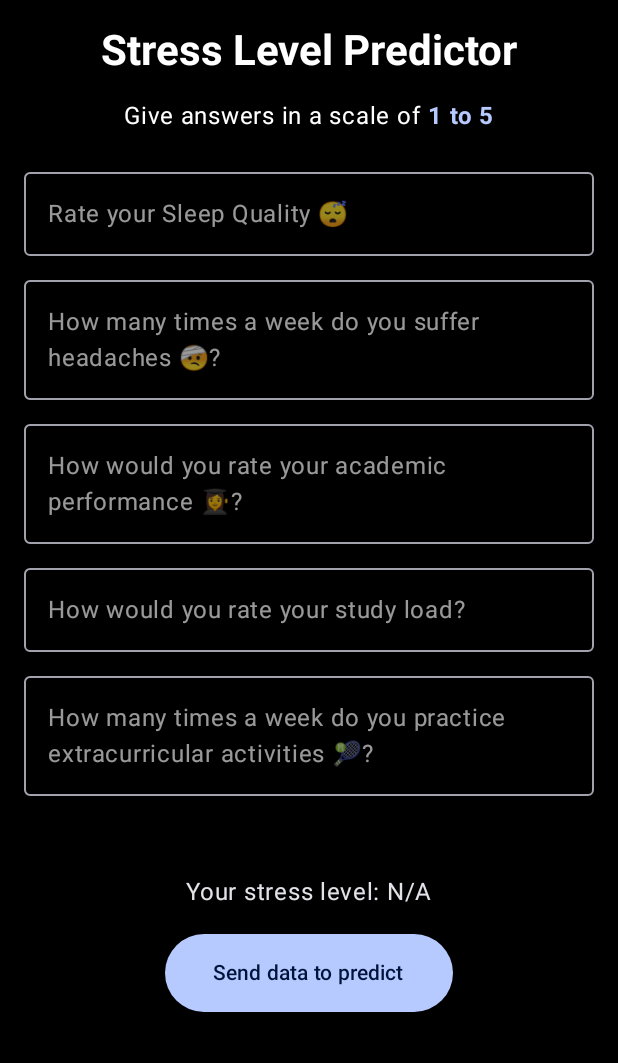
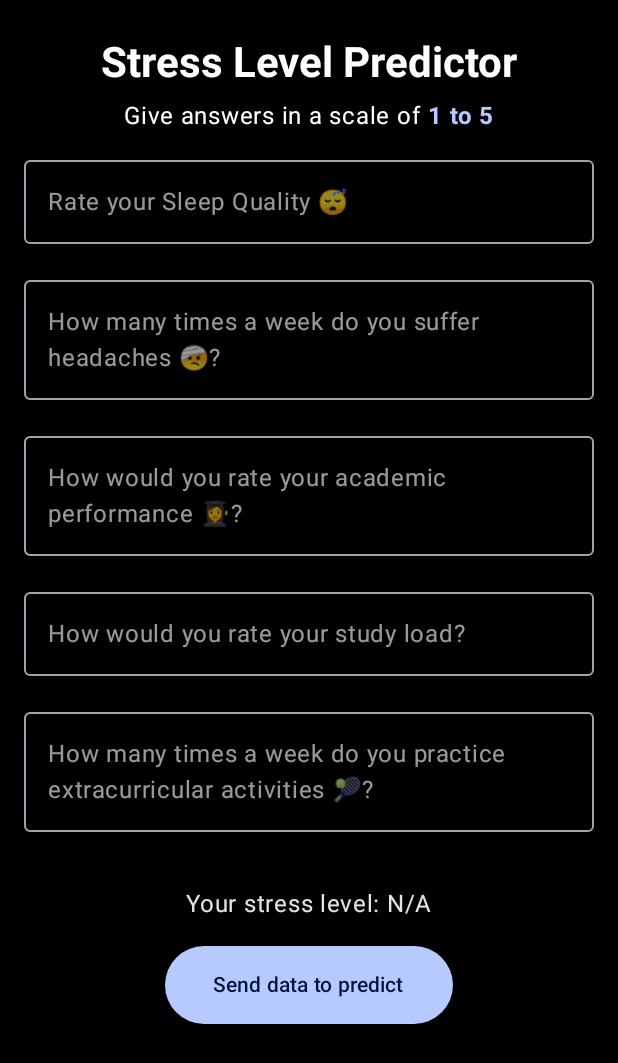
Before and after one commit to AdamDawi/Student-stress-level-predictor, an Android app built with Jetpack Compose: the screen it shows after launch (MainActivity), on a phone screen of 412 x 824 dp. Shown: the top 1063 px of the screen. Run offline under Robolectric (Android 15) with nearby library versions, the phone set to English and light mode, and no system bars; libraries missing offline, so code that uses them is left out: org.tensorflow.lite; 1 statement that could not run was skipped.

Commit message:
NEW: project structure

```diff
--- a/app/src/main/java/com/example/studentstresslevelpredictor/MainActivity.kt
+++ b/app/src/main/java/com/example/studentstresslevelpredictor/MainActivity.kt
@@ -7,8 +7,8 @@ import androidx.activity.enableEdgeToEdge
 import androidx.compose.foundation.layout.*
 import androidx.compose.material3.Scaffold
 import androidx.compose.ui.Modifier
-import com.example.studentstresslevelpredictor.student_form_screen.StudentFormScreen
-import com.example.studentstresslevelpredictor.ui.theme.StudentStressLevelPredictorTheme
+import com.example.studentstresslevelpredictor.presentation.student_form_screen.StudentFormScreen
+import com.example.studentstresslevelpredictor.presentation.theme.StudentStressLevelPredictorTheme
 
 class MainActivity : ComponentActivity() {
     override fun onCreate(savedInstanceState: Bundle?) {
--- a/app/src/main/java/com/example/studentstresslevelpredictor/PredictionModel.kt
+++ b/app/src/main/java/com/example/studentstresslevelpredictor/presentation/model/PredictionModel.kt
@@ -1,4 +1,4 @@
-package com.example.studentstresslevelpredictor
+package com.example.studentstresslevelpredictor.presentation.model
 
 import android.content.Context
 import org.tensorflow.lite.Interpreter
--- a/app/src/main/java/com/example/studentstresslevelpredictor/student_form_screen/StudentFormScreen.kt
+++ b/app/src/main/java/com/example/studentstresslevelpredictor/presentation/student_form_screen/StudentFormScreen.kt
@@ -1,4 +1,4 @@
-package com.example.studentstresslevelpredictor.student_form_screen
+package com.example.studentstresslevelpredictor.presentation.student_form_screen
 
 import android.util.Log
 import androidx.compose.foundation.background
@@ -37,8 +37,8 @@ import androidx.compose.ui.text.input.ImeAction
 import androidx.compose.ui.text.input.KeyboardType
 import androidx.compose.ui.tooling.preview.Preview
 import androidx.compose.ui.unit.dp
-import com.example.studentstresslevelpredictor.PredictionModel
-import com.example.studentstresslevelpredictor.ui.theme.StudentStressLevelPredictorTheme
+import com.example.studentstresslevelpredictor.presentation.model.PredictionModel
+import com.example.studentstresslevelpredictor.presentation.theme.StudentStressLevelPredictorTheme
 
 @Composable
 fun StudentFormScreen(
@@ -82,7 +82,7 @@ fun StudentDataForm(
         item {
             Column(
                 horizontalAlignment = Alignment.CenterHorizontally,
-                verticalArrangement = Arrangement.Center
+                verticalArrangement = Arrangement.spacedBy(8.dp)
             ) {
                 Spacer(modifier = Modifier.height(16.dp))
                 Text(
@@ -91,7 +91,6 @@ fun StudentDataForm(
                     color = Color.White,
                     fontWeight = FontWeight.Bold
                 )
-                Spacer(modifier = Modifier.height(16.dp))
                 Row {
                     Text(
                         text = "Give answers in a scale of ",
@@ -105,7 +104,6 @@ fun StudentDataForm(
                         fontWeight = FontWeight.Bold
                     )
                 }
-                Spacer(modifier = Modifier.height(16.dp))
                 InputTextField(
                     label = "Rate your Sleep Quality \uD83D\uDE34",
                     value = sleepQuality,
@@ -145,7 +143,7 @@ fun StudentDataForm(
                 horizontalAlignment = Alignment.CenterHorizontally,
                 verticalArrangement = Arrangement.Center
             ) {
-                Spacer(modifier = Modifier.height(48.dp))
+                Spacer(modifier = Modifier.height(32.dp))
                 Text(
                     text = "Your stress level: ${
                         (prediction.value?.indices?.maxByOrNull { prediction.value!![it] }
--- a/app/src/main/java/com/example/studentstresslevelpredictor/ui/theme/Color.kt
+++ b/app/src/main/java/com/example/studentstresslevelpredictor/presentation/theme/Color.kt
@@ -1,4 +1,4 @@
-package com.example.studentstresslevelpredictor.ui.theme
+package com.example.studentstresslevelpredictor.presentation.theme
 
 import androidx.compose.ui.graphics.Color
 
--- a/app/src/main/java/com/example/studentstresslevelpredictor/ui/theme/Theme.kt
+++ b/app/src/main/java/com/example/studentstresslevelpredictor/presentation/theme/Theme.kt
@@ -1,9 +1,8 @@
-package com.example.studentstresslevelpredictor.ui.theme
+package com.example.studentstresslevelpredictor.presentation.theme
 
-import android.R
+import android.R.color
 import android.app.Activity
 import android.os.Build
-import androidx.compose.foundation.isSystemInDarkTheme
 import androidx.compose.material3.MaterialTheme
 import androidx.compose.material3.darkColorScheme
 import androidx.compose.material3.dynamicDarkColorScheme
@@ -57,7 +56,7 @@ fun StudentStressLevelPredictorTheme(
     val view = LocalView.current
     val window = ((view.context) as Activity).window
     //status bar and navigation colors
-    window.decorView.setBackgroundResource(R.color.black)
+    window.decorView.setBackgroundResource(color.black)
     window.statusBarColor = Color.Black.toArgb()
     window.navigationBarColor = Color.Black.compositeOver(colorScheme.surface.copy()).toArgb()
 
--- a/app/src/main/java/com/example/studentstresslevelpredictor/ui/theme/Type.kt
+++ b/app/src/main/java/com/example/studentstresslevelpredictor/presentation/theme/Type.kt
@@ -1,4 +1,4 @@
-package com.example.studentstresslevelpredictor.ui.theme
+package com.example.studentstresslevelpredictor.presentation.theme
 
 import androidx.compose.material3.Typography
 import androidx.compose.ui.text.TextStyle
```
